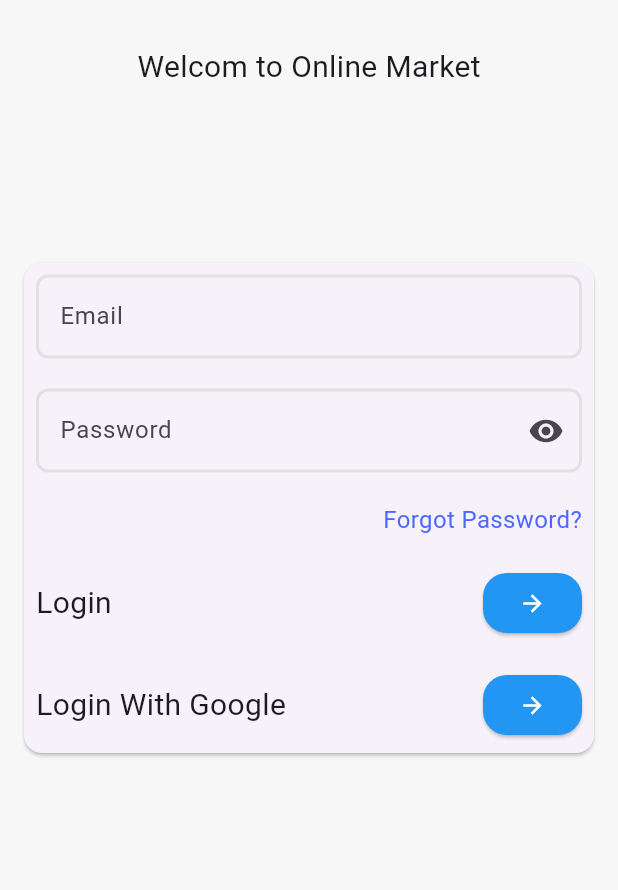
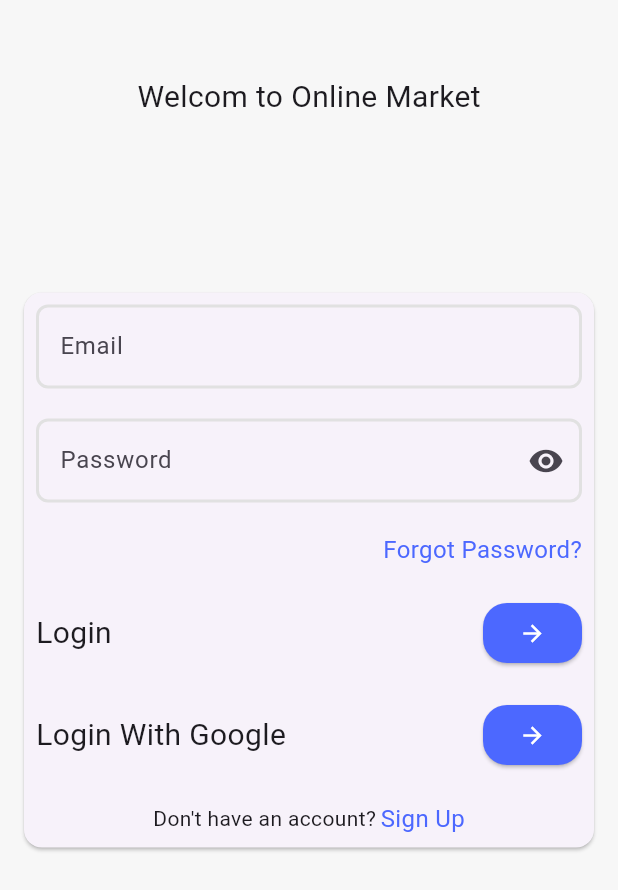
Before and after one commit to AmrElzohairy/online_market, a Flutter app: the screen it shows after launch, on a phone screen of 412 x 824 dp. Shown: the top 890 px of the screen. Run offline on Flutter 3.47's test engine with Material 3 defaults, Android fonts, the phone set to English and light mode, and no system bars.

Commit message:
finish login screen ui

```diff
--- a/lib/views/auth/ui/login_view.dart
+++ b/lib/views/auth/ui/login_view.dart
@@ -10,9 +10,10 @@ class LoginView extends StatelessWidget {
   Widget build(BuildContext context) {
     return Scaffold(
       body: SafeArea(
+        child: SingleChildScrollView(
           child: Column(
             children: [
-            const SizedBox(height: 30),
+              const SizedBox(height: 50),
               const Align(
                 alignment: Alignment.center,
                 child: Text(
@@ -54,11 +55,21 @@ class LoginView extends StatelessWidget {
                         text: "Login With Google",
                         onTap: () {},
                       ),
+                      const SizedBox(height: 20),
+                      Row(
+                        mainAxisAlignment: MainAxisAlignment.center,
+                        children: [
+                          const Text("Don't have an account?"),
+                          const SizedBox(width: 3),
+                          CustomTextButton(text: "Sign Up", onTap: () {}),
+                        ],
+                      ),
                     ],
                   ),
                 ),
               ),
             ],
+          ),
         ), //Column(children: [Text("Welcom to Online Market",)]),
       ),
     );
--- a/lib/views/auth/ui/widgets/custom_text_with_arrow_button.dart
+++ b/lib/views/auth/ui/widgets/custom_text_with_arrow_button.dart
@@ -1,4 +1,5 @@
 import 'package:flutter/material.dart';
+import 'package:online_market/core/app_colors.dart';
 
 class CustomTextWithArrowButton extends StatelessWidget {
   const CustomTextWithArrowButton({super.key, required this.text, this.onTap});
@@ -13,7 +14,7 @@ class CustomTextWithArrowButton extends StatelessWidget {
         ElevatedButton(
           onPressed: onTap,
           style: ElevatedButton.styleFrom(
-            backgroundColor: Colors.blue,
+            backgroundColor: AppColors.kPrimaryColor,
             shape: RoundedRectangleBorder(
               borderRadius: BorderRadius.circular(16.0),
             ),
```
Lines whose indentation alone changed are shown as unchanged.
